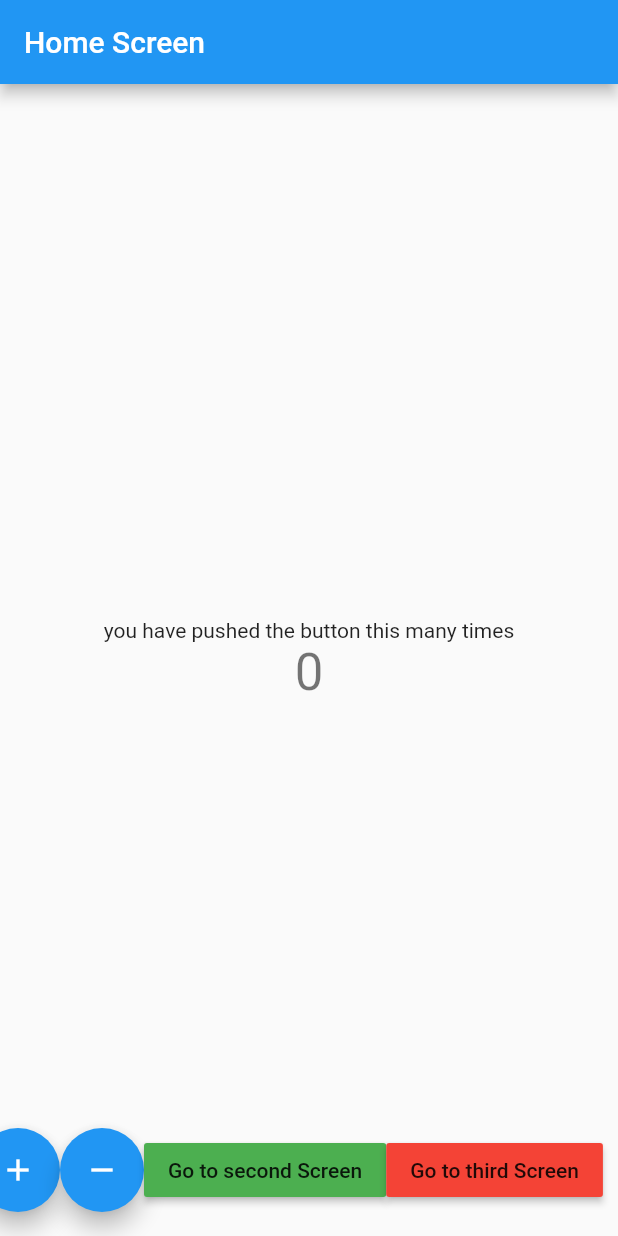
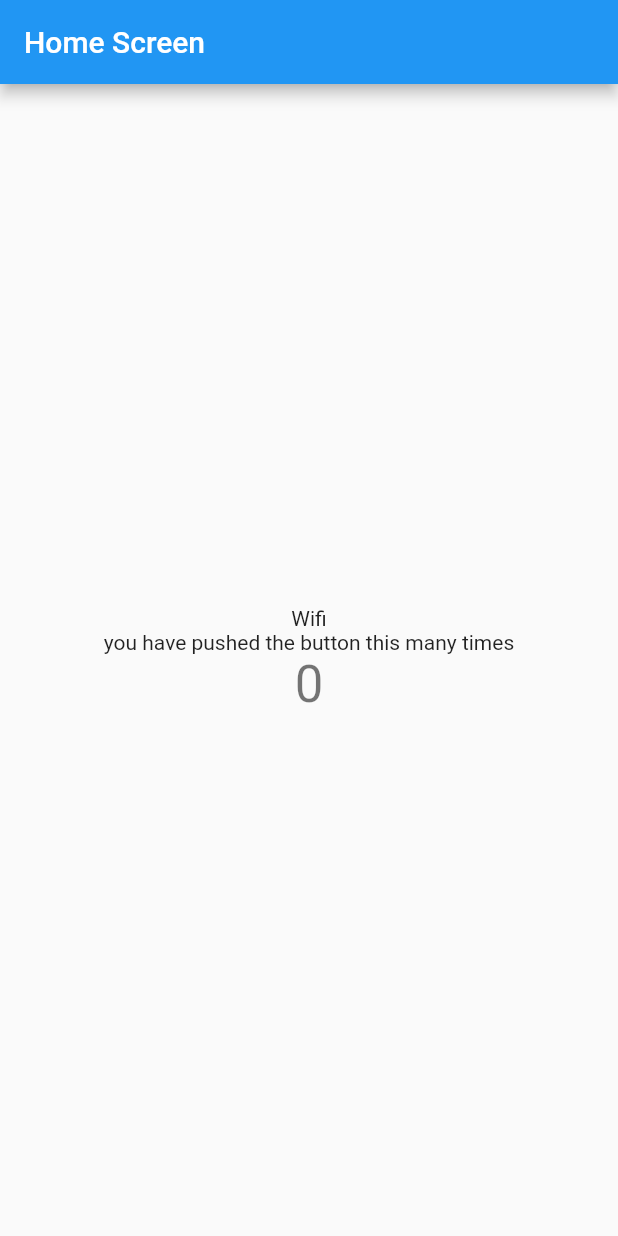
Before and after one commit to smail0808/bloc_pattern_app_, a Flutter app: the screen it shows after launch, on a phone screen of 412 x 824 dp. Run offline on Flutter 3.47's test engine with Material 2 defaults, Android fonts, the phone set to English and light mode, and no system bars; our stand-ins replace bloc, connectivity_plus, equatable, flutter_bloc.

```diff
--- a/lib/logic/cubit/counter_cubit.dart
+++ b/lib/logic/cubit/counter_cubit.dart
@@ -1,14 +1,45 @@
+import 'dart:async';
+
 import 'package:bloc/bloc.dart';
+import 'package:bloc_pattern/constants/enums.dart';
+import 'package:bloc_pattern/logic/cubit/internet_cubit.dart';
 import 'package:equatable/equatable.dart';
 import 'package:meta/meta.dart';
 
 part 'counter_state.dart';
 
+// if we are connected  to wife the counter should increment
+// if we are connected  to mobile the counter should decrement
 class CounterCubit extends Cubit<CounterState> {
-  CounterCubit() : super(CounterState(counterVlaue: 0));
+  // the counter cubit well be dependent on the internet cubit
+  final InternetCubit internetCubit;
+  StreamSubscription internetStreamSubscription;
+
+  CounterCubit({@required this.internetCubit})
+      : super(CounterState(counterVlaue: 0)) {
+    monitorInternetCubit();
+  }
+
+  StreamSubscription<InternetState> monitorInternetCubit() {
+    return internetStreamSubscription = internetCubit.listen((internetState) {
+    if (internetState is InternetConnected &&
+        internetState.connectionType == ConnectionType.Wifi) {
+      increment();
+    } else if (internetState is InternetConnected &&
+        internetState.connectionType == ConnectionType.Mobile) {
+      decrement();
+    }
+  });
+  }
 
   void increment() => emit(
       CounterState(counterVlaue: state.counterVlaue + 1, wasIncremented: true));
   void decrement() => emit(CounterState(
       counterVlaue: state.counterVlaue - 1, wasIncremented: false));
+
+  @override
+  Future<void> close() {
+    internetStreamSubscription.cancel();
+    return super.close();
+  }
 }
--- a/lib/logic/cubit/internet_cubit.dart
+++ b/lib/logic/cubit/internet_cubit.dart
@@ -15,7 +15,11 @@ class InternetCubit extends Cubit<InternetState> {
   StreamSubscription connectivityStreamSubscription;
   InternetCubit({@required this.connectivity}) : super(InternetLoading()) {
     // subscribing in the stream of the plugin
-    connectivityStreamSubscription =
+    monitorInternetConnection();
+  }
+
+  StreamSubscription<ConnectivityResult> monitorInternetConnection() {
+    return connectivityStreamSubscription =
       connectivity.onConnectivityChanged.listen((connectivityResult) {
     if (connectivityResult == ConnectivityResult.wifi) {
       emitInternetConnected(ConnectionType.Wifi);
--- a/lib/main.dart
+++ b/lib/main.dart
@@ -1,34 +1,45 @@
+import 'package:bloc_pattern/logic/cubit/counter_cubit.dart';
+import 'package:bloc_pattern/logic/cubit/internet_cubit.dart';
 import 'package:bloc_pattern/presentation/router/app_router.dart';
+import 'package:connectivity_plus/connectivity_plus.dart';
 
 import 'package:flutter/material.dart';
+import 'package:flutter_bloc/flutter_bloc.dart';
 
 void main() {
-  runApp(MyApp());
+  runApp(MyApp(
+    appRouter: AppRouter(),
+    connectivity: Connectivity(),
+  ));
 }
 
-class MyApp extends StatefulWidget {
-  @override
-  _MyAppState createState() => _MyAppState();
-}
+class MyApp extends StatelessWidget {
+  final AppRouter appRouter;
+  final Connectivity connectivity;
 
-class _MyAppState extends State<MyApp> {
-  final AppRouter _appRouter = AppRouter();
-
-  @override
-  void dispose() {
-    _appRouter.dispose();
-    super.dispose();
-  }
+  const MyApp({Key key, @required this.appRouter, @required this.connectivity})
+      : super(key: key);
 
   @override
   Widget build(BuildContext context) {
-    return MaterialApp(
-      title: 'Flutter Demo',
-      theme: ThemeData(
-        primarySwatch: Colors.blue,
-        visualDensity: VisualDensity.adaptivePlatformDensity,
+    return MultiBlocProvider(
+      providers: [
+        BlocProvider<InternetCubit>(
+          create: (context) => InternetCubit(connectivity: connectivity),
+        ),
+        BlocProvider<CounterCubit>(
+          create: (context) => CounterCubit(
+              internetCubit: BlocProvider.of<InternetCubit>(context)),
+        ),
+      ],
+      child: MaterialApp(
+        title: 'Flutter Demo',
+        theme: ThemeData(
+          primarySwatch: Colors.blue,
+          visualDensity: VisualDensity.adaptivePlatformDensity,
+        ),
+        onGenerateRoute: appRouter.onGenerateRoute,
       ),
-      onGenerateRoute: _appRouter.onGenerateRoute,
     );
   }
 }
--- a/lib/presentation/router/app_router.dart
+++ b/lib/presentation/router/app_router.dart
@@ -1,44 +1,32 @@
-import 'package:bloc_pattern/logic/cubit/counter_cubit.dart';
 import 'package:bloc_pattern/presentation/screens/home_screen.dart';
 import 'package:bloc_pattern/presentation/screens/second_screen.dart';
 import 'package:bloc_pattern/presentation/screens/third_screen.dart';
 import 'package:flutter/material.dart';
-import 'package:flutter_bloc/flutter_bloc.dart';
 
 class AppRouter {
-  final CounterCubit _counterCubit = CounterCubit();
   Route onGenerateRoute(RouteSettings routeSettings) {
     switch (routeSettings.name) {
       case '/':
         return MaterialPageRoute(
-          builder: (_) => BlocProvider.value(
-            value: _counterCubit,
-            child: HomeScreen(
+          builder: (_) => HomeScreen(
             title: 'Home Screen',
             color: Colors.blueAccent,
-            ),
           ),
         );
         break;
       case '/second':
         return MaterialPageRoute(
-          builder: (_) => BlocProvider.value(
-            value: _counterCubit,
-            child: SecondScreen(
+          builder: (_) => SecondScreen(
             title: 'Second Screen',
             color: Colors.redAccent,
-            ),
           ),
         );
         break;
       case '/third':
         return MaterialPageRoute(
-          builder: (_) => BlocProvider.value(
-            value: _counterCubit,
-            child: ThirdScreen(
+          builder: (_) => ThirdScreen(
             title: 'Third Screen',
             color: Colors.greenAccent,
-            ),
           ),
         );
         break;
@@ -46,8 +34,4 @@ class AppRouter {
         return null;
     }
   }
-
-  void dispose() {
-    _counterCubit.close();
 }
-}
--- a/lib/presentation/screens/home_screen.dart
+++ b/lib/presentation/screens/home_screen.dart
@@ -1,6 +1,7 @@
+import 'package:bloc_pattern/constants/enums.dart';
 import 'package:bloc_pattern/logic/cubit/counter_cubit.dart';
-import 'package:bloc_pattern/presentation/screens/second_screen.dart';
-import 'package:bloc_pattern/presentation/screens/third_screen.dart';
+import 'package:bloc_pattern/logic/cubit/internet_cubit.dart';
+
 import 'package:flutter/material.dart';
 import 'package:flutter_bloc/flutter_bloc.dart';
 
@@ -38,6 +39,20 @@ class _HomeScreenState extends State<HomeScreen> {
         child: Column(
           mainAxisAlignment: MainAxisAlignment.center,
           children: <Widget>[
+            BlocBuilder<InternetCubit, InternetState>(
+              builder: (context, state) {
+                if (state is InternetConnected &&
+                    state.connectionType == ConnectionType.Wifi) {
+                  return Text('Wifi');
+                } else if (state is InternetConnected &&
+                    state.connectionType == ConnectionType.Mobile) {
+                  return Text('Modile');
+                } else if (state is InternetDesconnected) {
+                  return Text('Desconnected');
+                }
+                return CircularProgressIndicator();
+              },
+            ),
             Text('you have pushed the button this many times'),
             BlocConsumer<CounterCubit, CounterState>(
               listener: (context, state) {
@@ -66,36 +81,36 @@ class _HomeScreenState extends State<HomeScreen> {
       floatingActionButton: Row(
         mainAxisAlignment: MainAxisAlignment.spaceAround,
         children: [
-          FloatingActionButton(
-            onPressed: () {
-              BlocProvider.of<CounterCubit>(context).increment();
-            },
-            tooltip: 'Increment',
-            child: Icon(Icons.add),
-          ),
-          FloatingActionButton(
-            onPressed: () {
-              BlocProvider.of<CounterCubit>(context).decrement();
-            },
-            tooltip: 'Decrement',
-            child: Icon(Icons.remove),
-          ),
-          SizedBox(
-            height: 50,
-          ),
-          MaterialButton(
-            color: Colors.green,
-            child: Text('Go to second Screen'),
-            onPressed: () {
-              Navigator.pushNamed(context, '/second');
-            },
-          ),
-          MaterialButton(
-              color: Colors.red,
-              child: Text('Go to third Screen'),
-              onPressed: () {
-                Navigator.of(context).pushNamed('/third');
-              }),
+          // FloatingActionButton(
+          //   onPressed: () {
+          //     BlocProvider.of<CounterCubit>(context).increment();
+          //   },
+          //   tooltip: 'Increment',
+          //   child: Icon(Icons.add),
+          // ),
+          // FloatingActionButton(
+          //   onPressed: () {
+          //     BlocProvider.of<CounterCubit>(context).decrement();
+          //   },
+          //   tooltip: 'Decrement',
+          //   child: Icon(Icons.remove),
+          // ),
+          // SizedBox(
+          //   height: 50,
+          // ),
+          // MaterialButton(
+          //   color: Colors.green,
+          //   child: Text('Go to second Screen'),
+          //   onPressed: () {
+          //     Navigator.pushNamed(context, '/second');
+          //   },
+          // ),
+          // MaterialButton(
+          //     color: Colors.red,
+          //     child: Text('Go to third Screen'),
+          //     onPressed: () {
+          //       Navigator.of(context).pushNamed('/third');
+          //     }),
         ],
       ),
     );
```
Lines whose indentation alone changed are shown as unchanged.
